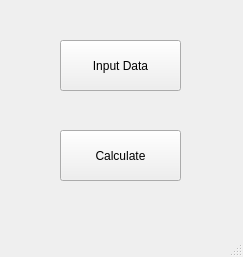
The window that rk_comparison/interface/design/mainwindow.ui (PatrickSchroeder98/rk_comparison) describes before a commit, drawn with Qt 5.
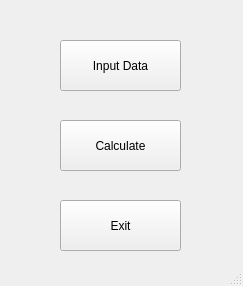
The same window after the commit.

Diff of the .ui file:
```diff
--- a/rk_comparison/interface/design/mainwindow.ui
+++ b/rk_comparison/interface/design/mainwindow.ui
@@ -7,7 +7,7 @@
     <x>0</x>
     <y>0</y>
     <width>243</width>
-    <height>257</height>
+    <height>286</height>
    </rect>
   </property>
   <property name="windowTitle">
@@ -31,7 +31,7 @@
     <property name="geometry">
      <rect>
       <x>60</x>
-      <y>130</y>
+      <y>120</y>
       <width>121</width>
       <height>51</height>
      </rect>
@@ -40,6 +40,19 @@
      <string>Calculate</string>
     </property>
    </widget>
+   <widget class="QPushButton" name="exit_button">
+    <property name="geometry">
+     <rect>
+      <x>60</x>
+      <y>200</y>
+      <width>121</width>
+      <height>51</height>
+     </rect>
+    </property>
+    <property name="text">
+     <string>Exit</string>
+    </property>
+   </widget>
   </widget>
   <widget class="QStatusBar" name="statusbar"/>
  </widget>
```
Left out of the diff: 2 changed lines with no effect on the pictures.
